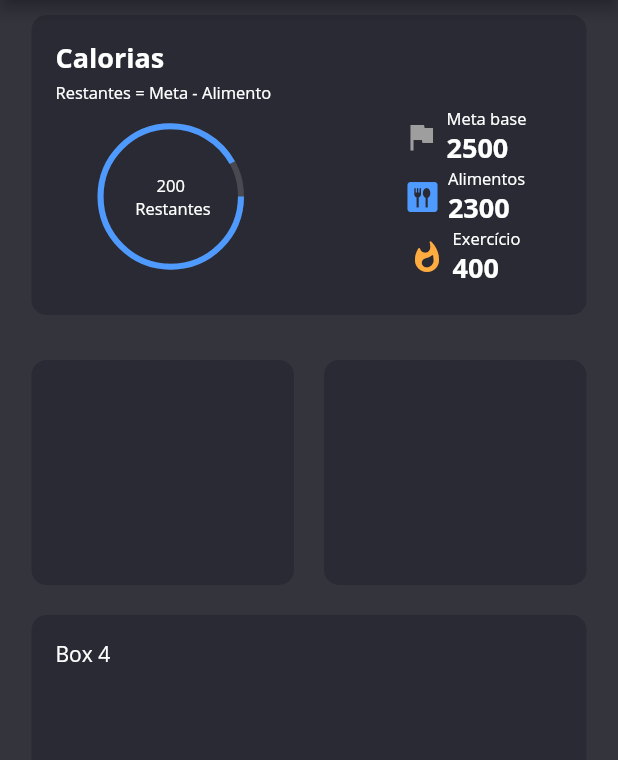
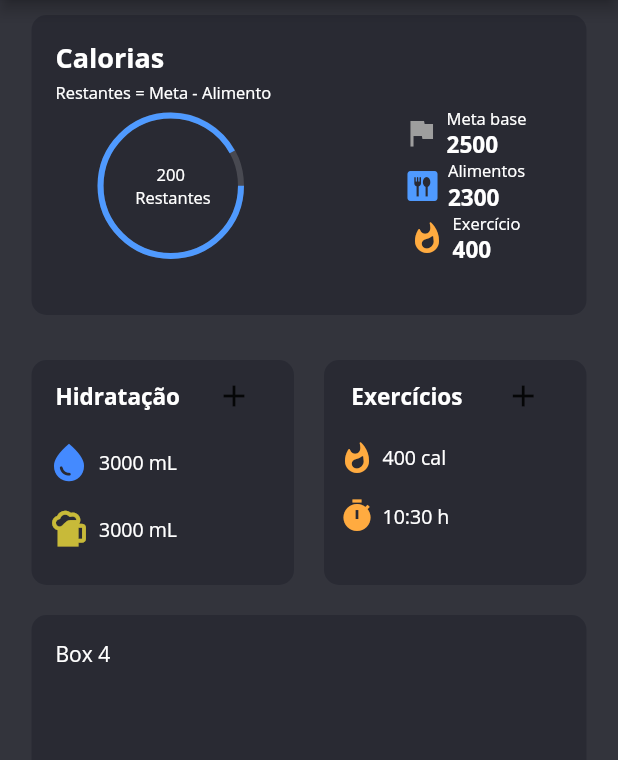
Before and after one commit to pedrohns/Calorie-Tracker-Mobile, a Flutter app: the screen it shows after launch, on a phone screen of 412 x 824 dp, the part 84-844 px from its top. Run offline on Flutter 3.47's test engine with Material 2 defaults, Android fonts, the phone set to English and light mode, and no system bars; drawn by our look-alikes of pie_chart.

Commit message:
Fazendo a segunda fileira de containers (de forma modular)

```diff
--- a/calorie_tracker/lib/components/calorie_review.dart
+++ b/calorie_tracker/lib/components/calorie_review.dart
@@ -21,6 +21,7 @@ class CalorieReview extends StatelessWidget {
     ];
     final headlineTitulo = Theme.of(context).textTheme.headline1!;
     final headlineCorpo = Theme.of(context).textTheme.headline6!;
+    final headlineNumbers = Theme.of(context).textTheme.headline2!;
     final int leftoverCalorie =
         (user[0].targetCalorie - user[0].consumedCalorie).toInt();
     return Column(
@@ -51,8 +52,6 @@ class CalorieReview extends StatelessWidget {
                     showLegends: false,
                   ),
                   chartValuesOptions: ChartValuesOptions(
-                    showChartValuesInPercentage: false,
-                    showChartValueBackground: false,
                     showChartValues: false,
                   ),
                   totalValue: user[0].targetCalorie,
@@ -94,7 +93,7 @@ class CalorieReview extends StatelessWidget {
                           ),
                           Text(
                             user[0].targetCalorie.toStringAsFixed(0),
-                            style: headlineTitulo,
+                            style: headlineNumbers,
                           ),
                         ],
                       ),
@@ -118,7 +117,7 @@ class CalorieReview extends StatelessWidget {
                           ),
                           Text(
                             user[0].consumedCalorie.toStringAsFixed(0),
-                            style: headlineTitulo,
+                            style: headlineNumbers,
                           ),
                         ],
                       ),
@@ -142,7 +141,7 @@ class CalorieReview extends StatelessWidget {
                           ),
                           Text(
                             user[0].dairyExercice.toString(),
-                            style: headlineTitulo,
+                            style: headlineNumbers,
                           ),
                         ],
                       ),
--- /dev/null
+++ b/calorie_tracker/lib/components/water_exercice_review.dart
@@ -0,0 +1,75 @@
+import 'package:calorie_tracker/data/dummy_data.dart';
+import 'package:flutter/material.dart';
+import 'package:calorie_tracker/model/user.dart';
+import 'package:calorie_tracker/model/boxes_text.dart';
+
+class WaterExeciceReview extends StatelessWidget {
+  final String whichBoxes; //  Water, Exercice
+  WaterExeciceReview({super.key, required this.whichBoxes});
+  final _user = dummyData;
+  List<User> get user => [..._user];
+
+  @override
+  Widget build(BuildContext context) {
+    final selectedBox = BoxesText(whatBox: whichBoxes);
+    final time = whichBoxes == 'Water'
+        ? '00:00'
+        : '${selectedBox.getValues()['value2'].hour.toString()}:${selectedBox.getValues()['value2'].minute.toString().padLeft(2, '0')}';
+    return Container(
+      height: 150,
+      width: 175,
+      padding: EdgeInsets.symmetric(horizontal: 10.0),
+      margin: EdgeInsets.all(10.0),
+      decoration: BoxDecoration(
+        color: Theme.of(context).colorScheme.primary,
+        borderRadius: BorderRadius.circular(10),
+      ),
+      child: Column(
+        crossAxisAlignment: CrossAxisAlignment.start,
+        children: [
+          Row(
+            mainAxisAlignment: MainAxisAlignment.spaceAround,
+            children: [
+              Text(
+                selectedBox.getTitle(),
+                style: Theme.of(context).textTheme.headline2!,
+              ),
+              IconButton(
+                onPressed: () {},
+                icon: Icon(Icons.add),
+              ),
+            ],
+          ),
+          SizedBox(
+            height: 5,
+          ),
+          Row(
+            // mainAxisAlignment: MainAxisAlignment.spaceAround,
+            children: [
+              selectedBox.getIcons()['icon1']!,
+              SizedBox(width: 5),
+              Text(
+                '${selectedBox.getValues()['value1'].toString()} ${selectedBox.posFixString()[0]}',
+                style: Theme.of(context).textTheme.headline5!,
+              ),
+            ],
+          ),
+          SizedBox(height: 15),
+          Row(
+            // mainAxisAlignment: MainAxisAlignment.spaceAround,
+            children: [
+              selectedBox.getIcons()['icon2']!,
+              SizedBox(width: 5),
+              Text(
+                whichBoxes == 'Water'
+                    ? '${selectedBox.getValues()['value1'].toString()} ${selectedBox.posFixString()[0]}'
+                    : '$time ${selectedBox.posFixString()[1]}',
+                style: Theme.of(context).textTheme.headline5!,
+              ),
+            ],
+          ),
+        ],
+      ),
+    );
+  }
+}
--- a/calorie_tracker/lib/data/dummy_data.dart
+++ b/calorie_tracker/lib/data/dummy_data.dart
@@ -5,5 +5,7 @@ final List<User> dummyData = [
     targetCalorie: 2500,
     dairyExercice: 400,
     consumedCalorie: 2300,
+    waterConsumed: 3000,
+    alcohoolConsumed: 1000,
   ),
 ];
--- a/calorie_tracker/lib/main.dart
+++ b/calorie_tracker/lib/main.dart
@@ -27,6 +27,16 @@ class MyAppState extends State<MyApp> {
                 fontSize: 18,
                 color: Color.fromRGBO(255, 255, 255, 1),
               ),
+              headline2: const TextStyle(
+                fontWeight: FontWeight.bold,
+                fontFamily: 'OpenSans',
+                fontSize: 15,
+                color: Color.fromRGBO(255, 255, 255, 1),
+              ),
+              headline5: const TextStyle(
+                  fontSize: 13,
+                  fontFamily: 'OpenSans',
+                  color: Color.fromRGBO(255, 255, 255, 1)),
             ),
         appBarTheme:
             AppBarTheme(backgroundColor: Color.fromRGBO(21, 23, 35, 0.86)),
--- /dev/null
+++ b/calorie_tracker/lib/model/boxes_text.dart
@@ -0,0 +1,67 @@
+import 'package:flutter/material.dart';
+import 'package:calorie_tracker/model/user.dart';
+import 'package:calorie_tracker/data/dummy_data.dart';
+
+class BoxesText {
+  final String whatBox;
+  BoxesText({
+    required this.whatBox,
+  });
+
+  final _user = dummyData;
+  List<User> get user => [..._user];
+
+  String getTitle() {
+    if (whatBox == 'Water') {
+      return 'Hidratação';
+    }
+    return 'Exercícios';
+  }
+
+  List<String> posFixString() {
+    if (whatBox == 'Water') {
+      return ['mL'];
+    }
+    return ['cal', 'h'];
+  }
+
+  Map<String, dynamic> getValues() {
+    if (whatBox == 'Water') {
+      return {
+        'value1': user[0].waterConsumed,
+        'value2': user[0].alcohoolConsumed!,
+      };
+    }
+    return {
+      'value1': user[0].dairyExercice,
+      'value2': (user[0].timedExecized) ?? DateTime.now(),
+    };
+  }
+
+  Map<String, Icon> getIcons() {
+    if (whatBox == 'Water') {
+      return {
+        'icon1': Icon(
+          Icons.water_drop,
+          color: Colors.blueAccent,
+          size: 30,
+        ),
+        'icon2': Icon(
+          Icons.sports_bar,
+          color: Color.fromARGB(190, 255, 235, 59),
+          size: 30,
+        ),
+      };
+    }
+    return {
+      'icon1': Icon(
+        Icons.whatshot_rounded,
+        color: Colors.orangeAccent,
+      ),
+      'icon2': Icon(
+        Icons.timer,
+        color: Colors.orangeAccent,
+      ),
+    };
+  }
+}
--- a/calorie_tracker/lib/model/user.dart
+++ b/calorie_tracker/lib/model/user.dart
@@ -2,9 +2,15 @@ class User {
   final double targetCalorie;
   final int dairyExercice;
   final double consumedCalorie;
+  final int waterConsumed;
+  final int? alcohoolConsumed;
+  final DateTime? timedExecized;
   User({
     required this.targetCalorie,
     this.dairyExercice = 0,
     this.consumedCalorie = 0,
+    this.waterConsumed = 0,
+    this.alcohoolConsumed,
+    this.timedExecized,
   });
 }
--- a/calorie_tracker/lib/view/home_page.dart
+++ b/calorie_tracker/lib/view/home_page.dart
@@ -1,4 +1,5 @@
 import 'package:calorie_tracker/components/calorie_review.dart';
+import 'package:calorie_tracker/components/water_exercice_review.dart';
 import 'package:flutter/material.dart';
 
 class HomePage extends StatelessWidget {
@@ -40,26 +41,8 @@ class HomePage extends StatelessWidget {
               Row(
                 mainAxisAlignment: MainAxisAlignment.center,
                 children: [
-                  Container(
-                    height: 150,
-                    width: 175,
-                    padding: EdgeInsets.all(16.0),
-                    margin: EdgeInsets.all(10.0),
-                    decoration: BoxDecoration(
-                      color: Theme.of(context).colorScheme.primary,
-                      borderRadius: BorderRadius.circular(10),
-                    ),
-                  ),
-                  Container(
-                    height: 150,
-                    width: 175,
-                    padding: EdgeInsets.all(16.0),
-                    margin: EdgeInsets.all(10.0),
-                    decoration: BoxDecoration(
-                      color: Theme.of(context).colorScheme.primary,
-                      borderRadius: BorderRadius.circular(10),
-                    ),
-                  ),
+                  WaterExeciceReview(whichBoxes: 'Water'),
+                  WaterExeciceReview(whichBoxes: 'Exercice'),
                 ],
               ),
               Center(
```
